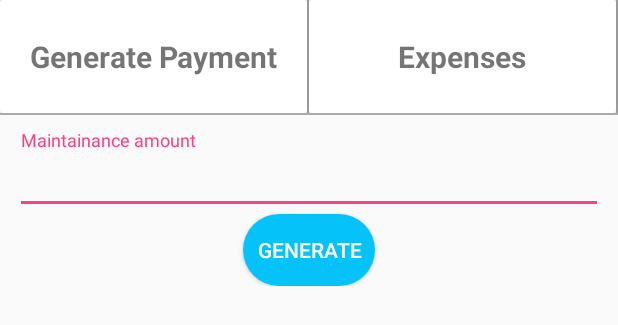
After one commit to kushagra9506/SmartSociety, an Android app: the layout secretary_fragment.xml on its own in the app's theme, with its tools: preview values and no code run, on a phone screen of 412 x 824 dp. The commit adds this screen. Shown: the top 325 px of the screen. Run offline under Robolectric (Android 15) with nearby library versions, the phone set to English and light mode, and no system bars.

```diff
--- /dev/null
+++ b/app/src/main/res/layout/secretary_fragment.xml
@@ -0,0 +1,146 @@
+<?xml version="1.0" encoding="utf-8"?>
+<RelativeLayout
+    xmlns:android="http://schemas.android.com/apk/res/android" android:layout_width="match_parent"
+    android:layout_height="match_parent">
+
+    <LinearLayout
+        android:layout_width="match_parent"
+        android:layout_height="wrap_content"
+        android:orientation="horizontal"
+        android:weightSum="1"
+        android:id="@+id/linearlayout">
+
+        <android.support.v7.widget.CardView
+            android:layout_width="0dp"
+            android:layout_height="75dp"
+
+            android:layout_weight="0.5"
+            android:id="@+id/generatepay"
+            >
+
+            <RelativeLayout
+                android:layout_width="match_parent"
+                android:layout_height="match_parent">
+
+                <TextView
+                    android:layout_width="wrap_content"
+                    android:layout_height="wrap_content"
+                    android:layout_centerVertical="true"
+                    android:layout_marginTop="10dp"
+                    android:text="Generate Payment"
+                    android:textSize="20sp"
+                    android:textStyle="bold"
+                    android:textAlignment="center"
+                    android:layout_centerHorizontal="true"
+
+                    />
+            </RelativeLayout>
+
+
+
+        </android.support.v7.widget.CardView>
+
+        <View
+            android:id="@+id/faint_line"
+            android:layout_width="1dp"
+            android:layout_height="match_parent"
+            android:background="@android:color/darker_gray" />
+
+
+        <android.support.v7.widget.CardView
+            android:layout_width="0dp"
+            android:layout_height="75dp"
+
+            android:layout_weight="0.5"
+            android:id="@+id/expenses">
+
+
+
+            <RelativeLayout
+                android:layout_width="match_parent"
+                android:layout_height="match_parent">
+
+
+
+                <TextView
+                    android:layout_marginTop="10dp"
+                    android:layout_width="wrap_content"
+                    android:layout_height="wrap_content"
+                    android:layout_centerVertical="true"
+
+                    android:textStyle="bold"
+                    android:textSize="20sp"
+                    android:text="Expenses"
+                    android:textAlignment="center"
+                    android:layout_centerHorizontal="true"
+
+                    />
+            </RelativeLayout>
+
+        </android.support.v7.widget.CardView>
+        <View
+
+            android:layout_width="1dp"
+            android:layout_height="match_parent"
+
+            android:background="@android:color/darker_gray" />
+
+
+
+
+
+    </LinearLayout>
+    <View
+        android:layout_width="match_parent"
+        android:layout_height="1dp"
+        android:id="@+id/horline"
+        android:layout_below="@+id/linearlayout"
+        android:background="@android:color/darker_gray"/>
+
+    <ScrollView
+        android:layout_width="match_parent"
+        android:layout_height="wrap_content"
+        android:layout_below="@+id/horline"
+        android:id="@+id/generaterelat">
+        <LinearLayout
+            android:layout_width="match_parent"
+            android:layout_height="wrap_content"
+
+            android:orientation="vertical"
+            >
+
+
+            <android.support.design.widget.TextInputLayout
+                android:layout_width="match_parent"
+                android:layout_height="wrap_content"
+                android:layout_marginTop="10dp"
+                android:layout_marginStart="10dp"
+                android:layout_marginEnd="10dp">
+
+                <EditText
+                    android:layout_width="match_parent"
+                    android:layout_height="wrap_content"
+                    android:layout_marginTop="10dp"
+                    android:hint="Maintainance amount"
+                    android:id="@+id/maintainaince"
+                    android:inputType="phone"
+                    />
+            </android.support.design.widget.TextInputLayout>
+
+          <Button
+              android:layout_width="wrap_content"
+              android:layout_height="wrap_content"
+              android:id="@+id/addmaintain"
+              android:text="Generate"
+              android:layout_gravity="center"
+              android:background="@drawable/reg_btn_style"
+              android:textColor="@color/colorWhite"
+              />
+
+        </LinearLayout>
+
+    </ScrollView>
+
+
+
+</RelativeLayout>
```
Also changed, not shown: app/src/main/java/app/smartsociety/Dashboard/SecretaryFragment.java (+117 -1 lines), app/src/main/java/app/smartsociety/Dashboard/dashboard_fragment.java (+10 -0 lines), app/src/main/java/app/smartsociety/Model/Maintainance.java (added, +94 -0 lines).
